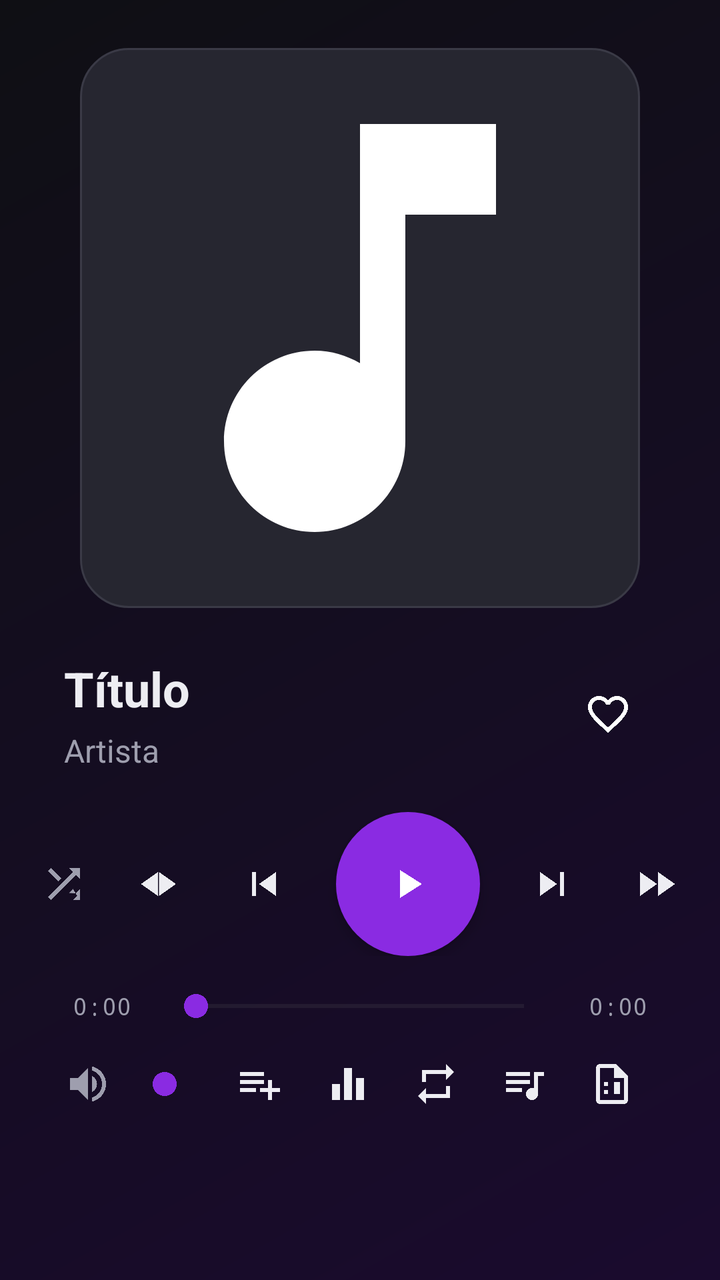
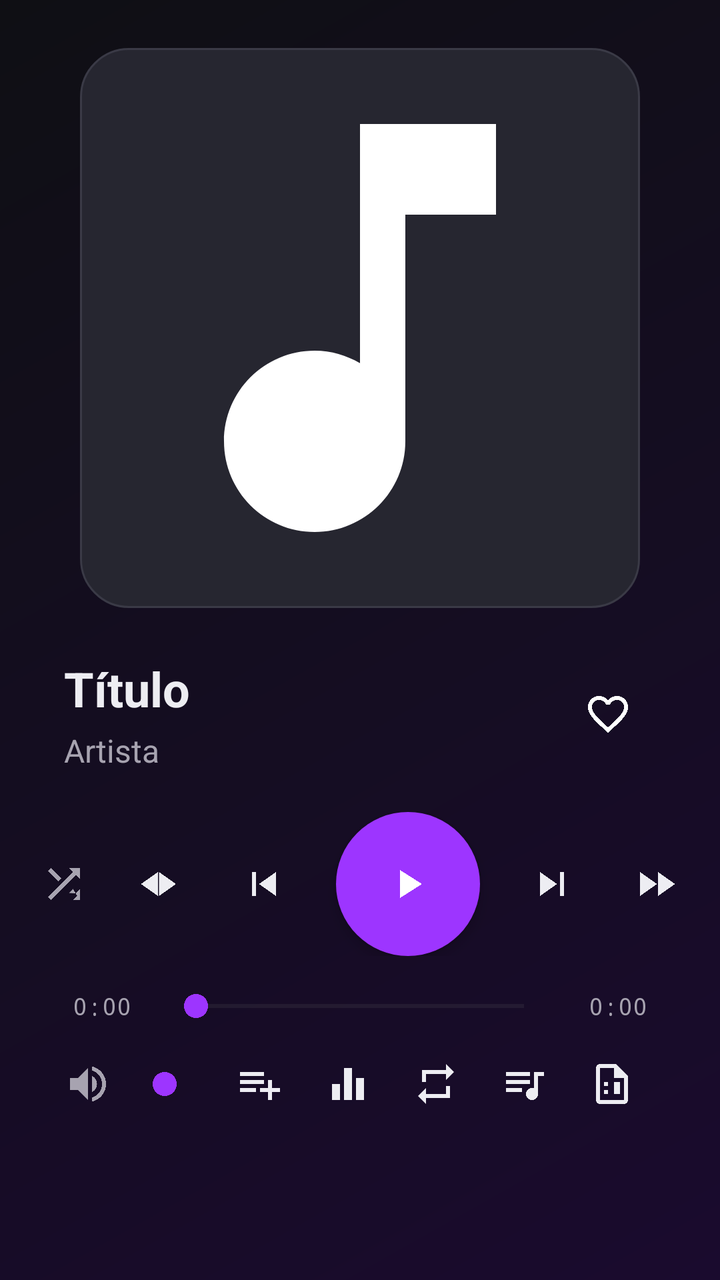

Compare the two renders of this Android layout. The source of the first and the diff that turns it into the second are given below.
<!-- AndroidManifest.xml: application theme Theme.MusicDownloader -->
<!-- res/layout/fragment_player.xml -->
<?xml version="1.0" encoding="utf-8"?>
<androidx.constraintlayout.widget.ConstraintLayout xmlns:android="http://schemas.android.com/apk/res/android"
    xmlns:app="http://schemas.android.com/apk/res-auto"
    android:layout_width="match_parent"
    android:layout_height="match_parent"
    android:background="@drawable/bg_gradient_player">

    <FrameLayout
        android:id="@+id/cover_container"
        android:layout_width="280dp"
        android:layout_height="280dp"
        android:layout_marginTop="24dp"
        app:layout_constraintTop_toTopOf="parent"
        app:layout_constraintStart_toStartOf="parent"
        app:layout_constraintEnd_toEndOf="parent">

        <ImageView
            android:id="@+id/iv_cover"
            android:layout_width="match_parent"
            android:layout_height="match_parent"
            android:background="@drawable/bg_cover_rounded"
            android:contentDescription="@string/app_name"
            android:padding="4dp"
            android:scaleType="centerCrop"
            android:src="@drawable/ic_music_note" />

        <ScrollView
            android:id="@+id/sv_lyrics"
            android:layout_width="match_parent"
            android:layout_height="match_parent"
            android:background="@drawable/bg_cover_rounded"
            android:padding="16dp"
            android:scrollbarStyle="insideInset"
            android:fadeScrollbars="true"
            android:visibility="gone">

            <TextView
                android:id="@+id/tv_lyrics"
                android:layout_width="match_parent"
                android:layout_height="wrap_content"
                android:fontFamily="sans-serif-light"
                android:lineSpacingExtra="4dp"
                android:textColor="@color/on_surface"
                android:textSize="14sp" />
        </ScrollView>
    </FrameLayout>

    <LinearLayout
        android:id="@+id/title_container"
        android:layout_width="0dp"
        android:layout_height="wrap_content"
        android:layout_marginTop="24dp"
        android:layout_marginStart="32dp"
        android:layout_marginEnd="32dp"
        android:orientation="horizontal"
        android:gravity="center_vertical"
        app:layout_constraintTop_toBottomOf="@id/cover_container"
        app:layout_constraintStart_toStartOf="parent"
        app:layout_constraintEnd_toEndOf="parent">

        <LinearLayout
            android:layout_width="0dp"
            android:layout_height="wrap_content"
            android:layout_weight="1"
            android:orientation="vertical">

            <TextView
                android:id="@+id/tv_title"
                android:layout_width="match_parent"
                android:layout_height="wrap_content"
                android:ellipsize="end"
                android:maxLines="1"
                android:text="Título"
                android:textColor="@color/on_surface"
                android:textSize="24sp"
                android:textStyle="bold" />

            <TextView
                android:id="@+id/tv_artist"
                android:layout_width="match_parent"
                android:layout_height="wrap_content"
                android:layout_marginTop="4dp"
                android:ellipsize="end"
                android:maxLines="1"
                android:text="Artista"
                android:textColor="@color/text_secondary"
                android:textSize="16sp" />

        </LinearLayout>

        <ImageButton
            android:id="@+id/btn_favorite"
            android:layout_width="48dp"
            android:layout_height="48dp"
            android:background="?attr/selectableItemBackgroundBorderless"
            android:contentDescription="@string/favorite"
            android:src="@drawable/ic_favorite_border" />

    </LinearLayout>

    <LinearLayout
        android:id="@+id/controls_container"
        android:layout_width="wrap_content"
        android:layout_height="wrap_content"
        android:layout_marginTop="20dp"
        android:gravity="center"
        android:orientation="horizontal"
        app:layout_constraintTop_toBottomOf="@id/title_container"
        app:layout_constraintStart_toStartOf="parent"
        app:layout_constraintEnd_toEndOf="parent">

        <ImageButton
            android:id="@+id/btn_shuffle"
            android:layout_width="48dp"
            android:layout_height="48dp"
            android:background="?attr/selectableItemBackgroundBorderless"
            android:contentDescription="@string/shuffle"
            android:src="@drawable/ic_shuffle"
            app:tint="@color/text_secondary" />

        <ImageButton
            android:id="@+id/btn_rewind"
            android:layout_width="48dp"
            android:layout_height="48dp"
            android:background="?attr/selectableItemBackgroundBorderless"
            android:contentDescription="@string/rewind"
            android:src="@drawable/ic_rewind"
            app:tint="@color/on_surface" />

        <ImageButton
            android:id="@+id/btn_prev"
            android:layout_width="56dp"
            android:layout_height="56dp"
            android:background="?attr/selectableItemBackgroundBorderless"
            android:contentDescription="@string/previous"
            android:src="@drawable/ic_prev"
            app:tint="@color/on_surface" />

        <ImageButton
            android:id="@+id/btn_play_pause"
            android:layout_width="72dp"
            android:layout_height="72dp"
            android:layout_marginStart="8dp"
            android:layout_marginEnd="8dp"
            android:background="@drawable/bg_circle_primary"
            android:contentDescription="@string/play"
            android:src="@drawable/ic_play"
            android:elevation="4dp" />

        <ImageButton
            android:id="@+id/btn_next"
            android:layout_width="56dp"
            android:layout_height="56dp"
            android:background="?attr/selectableItemBackgroundBorderless"
            android:contentDescription="@string/next"
            android:src="@drawable/ic_next"
            app:tint="@color/on_surface" />

        <ImageButton
            android:id="@+id/btn_forward"
            android:layout_width="48dp"
            android:layout_height="48dp"
            android:background="?attr/selectableItemBackgroundBorderless"
            android:contentDescription="@string/forward"
            android:src="@drawable/ic_forward"
            app:tint="@color/on_surface" />

    </LinearLayout>

    <LinearLayout
        android:id="@+id/seek_container"
        android:layout_width="0dp"
        android:layout_height="wrap_content"
        android:layout_marginTop="16dp"
        android:layout_marginStart="32dp"
        android:layout_marginEnd="32dp"
        android:orientation="horizontal"
        android:gravity="center_vertical"
        app:layout_constraintTop_toBottomOf="@id/controls_container"
        app:layout_constraintStart_toStartOf="parent"
        app:layout_constraintEnd_toEndOf="parent">

        <TextView
            android:id="@+id/tv_current_time"
            android:layout_width="wrap_content"
            android:layout_height="wrap_content"
            android:fontFamily="monospace"
            android:gravity="center"
            android:maxWidth="64dp"
            android:minWidth="38dp"
            android:text="0:00"
            android:textColor="@color/text_secondary"
            android:textSize="12sp" />

        <SeekBar
            android:id="@+id/seek_bar"
            android:layout_width="0dp"
            android:layout_height="wrap_content"
            android:layout_marginStart="12dp"
            android:layout_marginEnd="12dp"
            android:layout_weight="1"
            android:max="100"
            android:progress="0"
            android:progressTint="@color/primary"
            android:thumbTint="@color/primary" />

        <TextView
            android:id="@+id/tv_total_time"
            android:layout_width="wrap_content"
            android:layout_height="wrap_content"
            android:fontFamily="monospace"
            android:gravity="center"
            android:maxWidth="64dp"
            android:minWidth="38dp"
            android:text="0:00"
            android:textColor="@color/text_secondary"
            android:textSize="12sp" />

    </LinearLayout>

    <LinearLayout
        android:id="@+id/bottom_actions"
        android:layout_width="0dp"
        android:layout_height="wrap_content"
        android:layout_marginTop="8dp"
        android:layout_marginStart="32dp"
        android:layout_marginEnd="32dp"
        android:gravity="center_vertical"
        android:orientation="horizontal"
        app:layout_constraintTop_toBottomOf="@id/seek_container"
        app:layout_constraintStart_toStartOf="parent"
        app:layout_constraintEnd_toEndOf="parent">

        <ImageView
            android:layout_width="24dp"
            android:layout_height="24dp"
            android:contentDescription="@string/volume"
            android:src="@drawable/ic_volume"
            app:tint="@color/text_secondary" />

        <SeekBar
            android:id="@+id/volume_seekbar"
            android:layout_width="0dp"
            android:layout_height="wrap_content"
            android:layout_marginStart="12dp"
            android:layout_marginEnd="12dp"
            android:layout_weight="1"
            android:max="100"
            android:progress="50"
            android:progressTint="@color/primary"
            android:thumbTint="@color/primary" />

        <ImageButton
            android:id="@+id/btn_add_playlist"
            android:layout_width="44dp"
            android:layout_height="44dp"
            android:background="?attr/selectableItemBackgroundBorderless"
            android:contentDescription="@string/add_playlist"
            android:src="@drawable/ic_playlist_add"
            app:tint="@color/on_surface" />

        <ImageButton
            android:id="@+id/btn_equalizer"
            android:layout_width="44dp"
            android:layout_height="44dp"
            android:background="?attr/selectableItemBackgroundBorderless"
            android:contentDescription="@string/equalizer"
            android:src="@drawable/ic_equalizer"
            app:tint="@color/on_surface" />

        <ImageButton
            android:id="@+id/btn_repeat"
            android:layout_width="44dp"
            android:layout_height="44dp"
            android:background="?attr/selectableItemBackgroundBorderless"
            android:contentDescription="@string/repeat"
            android:src="@drawable/ic_repeat"
            app:tint="@color/on_surface" />

        <ImageButton
            android:id="@+id/btn_queue"
            android:layout_width="44dp"
            android:layout_height="44dp"
            android:background="?attr/selectableItemBackgroundBorderless"
            android:contentDescription="@string/queue"
            android:src="@drawable/ic_queue_music"
            app:tint="@color/on_surface" />

        <ImageButton
            android:id="@+id/btn_lyrics"
            android:layout_width="44dp"
            android:layout_height="44dp"
            android:background="?attr/selectableItemBackgroundBorderless"
            android:contentDescription="@string/lyrics"
            android:src="@drawable/ic_lyrics"
            app:tint="@color/on_surface" />

    </LinearLayout>

    <TextView
        android:id="@+id/tv_no_song"
        android:layout_width="wrap_content"
        android:layout_height="wrap_content"
        android:text="No hay canción reproduciendo"
        android:textColor="@color/on_surface"
        android:textSize="16sp"
        android:visibility="gone"
        app:layout_constraintTop_toTopOf="parent"
        app:layout_constraintStart_toStartOf="parent"
        app:layout_constraintEnd_toEndOf="parent"
        app:layout_constraintBottom_toBottomOf="parent" />

</androidx.constraintlayout.widget.ConstraintLayout>
<!-- resources referenced by this layout -->
<resources>
  <color name="on_surface">#EDEDF2</color>
  <color name="primary">#8A2BE2</color>
  <color name="text_secondary">#9E9EAE</color>
  <!-- drawable bg_circle_primary (drawable) -->
  <?xml version="1.0" encoding="utf-8"?>
  <shape xmlns:android="http://schemas.android.com/apk/res/android"
      android:shape="oval">
      <solid android:color="@color/primary" />
  </shape>
  <!-- drawable bg_cover_rounded (drawable) -->
  <?xml version="1.0" encoding="utf-8"?>
  <shape xmlns:android="http://schemas.android.com/apk/res/android">
      <solid android:color="@color/surface_high" />
      <corners android:radius="24dp" />
      <stroke
          android:width="1dp"
          android:color="@color/outline" />
  </shape>
  <!-- drawable bg_gradient_player (drawable) -->
  <?xml version="1.0" encoding="utf-8"?>
  <shape xmlns:android="http://schemas.android.com/apk/res/android">
      <gradient
          android:angle="135"
          android:startColor="#1A0B2E"
          android:endColor="#0F0F14"
          android:type="linear" />
  </shape>
  <!-- drawable ic_forward (drawable) -->
  <vector xmlns:android="http://schemas.android.com/apk/res/android"
      android:width="24dp"
      android:height="24dp"
      android:viewportWidth="24"
      android:viewportHeight="24">
      <path
          android:fillColor="#FFFFFF"
          android:pathData="M4,18l8.5,-6L4,6v12zM13,6v12l8.5,-6L13,6z" />
  </vector>
  <!-- drawable ic_next (drawable) -->
  <vector xmlns:android="http://schemas.android.com/apk/res/android"
      android:width="24dp"
      android:height="24dp"
      android:viewportWidth="24"
      android:viewportHeight="24">
      <path
          android:fillColor="#FFFFFF"
          android:pathData="M6,18l8.5,-6L6,6v12zM16,6v12h2V6h-2z" />
  </vector>
  <!-- drawable ic_play (drawable) -->
  <vector xmlns:android="http://schemas.android.com/apk/res/android"
      android:width="24dp"
      android:height="24dp"
      android:viewportWidth="24"
      android:viewportHeight="24">
      <path
          android:fillColor="#FFFFFF"
          android:pathData="M8,5v14l11,-7z" />
  </vector>
  <!-- drawable ic_prev (drawable) -->
  <vector xmlns:android="http://schemas.android.com/apk/res/android"
      android:width="24dp"
      android:height="24dp"
      android:viewportWidth="24"
      android:viewportHeight="24">
      <path
          android:fillColor="#FFFFFF"
          android:pathData="M6,6h2v12H6zM9.5,12l8.5,6V6z" />
  </vector>
  <string name="add_playlist">Agregar a playlist</string>
  <string name="app_name">Music Downloader</string>
  <string name="equalizer">Equalizer</string>
  <string name="favorite">Favorito</string>
  <string name="forward">Adelantar 10s</string>
  <string name="lyrics">Letras</string>
  <string name="next">Siguiente</string>
  <string name="play">Reproducir</string>
  <string name="previous">Anterior</string>
  <string name="queue">Cola de reproducción</string>
  <string name="repeat">Repetir</string>
  <string name="rewind">Retroceder 10s</string>
  <string name="shuffle">Modo aleatorio</string>
  <string name="volume">Volumen</string>
  <color name="surface_high">#262630</color>
  <color name="outline">#3A3A46</color>
  <color name="on_primary">#FFFFFF</color>
  <color name="primary_container">#4B1D8F</color>
  <color name="on_primary_container">#F3E8FF</color>
  <color name="secondary">#FF6B6B</color>
  <color name="on_secondary">#FFFFFF</color>
  <color name="secondary_container">#5C1E1E</color>
  <color name="on_secondary_container">#FFDADA</color>
  <color name="surface">#16161C</color>
  <color name="surface_variant">#2A2A34</color>
  <color name="on_surface_variant">#A0A0B0</color>
  <color name="surface_low">#1E1E26</color>
  <color name="background">#0F0F14</color>
  <!-- unchanged entries left out for length: 11 -->
</resources>

<!-- the commit's change to res/layout/fragment_player.xml (unified diff, before → after) -->
@@ -24,25 +24,13 @@
             android:scaleType="centerCrop"
             android:src="@drawable/ic_music_note" />
 
-        <ScrollView
-            android:id="@+id/sv_lyrics"
+        <com.musicdownloader.ui.SyncedLyricsView
+            android:id="@+id/synced_lyrics_view"
             android:layout_width="match_parent"
             android:layout_height="match_parent"
             android:background="@drawable/bg_cover_rounded"
             android:padding="16dp"
-            android:scrollbarStyle="insideInset"
-            android:fadeScrollbars="true"
-            android:visibility="gone">
-
-            <TextView
-                android:id="@+id/tv_lyrics"
-                android:layout_width="match_parent"
-                android:layout_height="wrap_content"
-                android:fontFamily="sans-serif-light"
-                android:lineSpacingExtra="4dp"
-                android:textColor="@color/on_surface"
-                android:textSize="14sp" />
-        </ScrollView>
+            android:visibility="gone" />
     </FrameLayout>
 
     <LinearLayout
<!-- resource entries referenced after the edit -->
@@ -1,8 +1,8 @@
 <!-- resources referenced by this layout -->
 <resources>
   <color name="on_surface">#EDEDF2</color>
-  <color name="primary">#8A2BE2</color>
-  <color name="text_secondary">#9E9EAE</color>
+  <color name="primary">#9D35FF</color>
+  <color name="text_secondary">#A7A3B0</color>
   <!-- drawable bg_circle_primary (drawable) -->
   <?xml version="1.0" encoding="utf-8"?>
   <shape xmlns:android="http://schemas.android.com/apk/res/android"
@@ -84,17 +84,17 @@
   <color name="surface_high">#262630</color>
   <color name="outline">#3A3A46</color>
   <color name="on_primary">#FFFFFF</color>
-  <color name="primary_container">#4B1D8F</color>
+  <color name="primary_container">#6D22C9</color>
   <color name="on_primary_container">#F3E8FF</color>
-  <color name="secondary">#FF6B6B</color>
+  <color name="secondary">#FF304F</color>
   <color name="on_secondary">#FFFFFF</color>
   <color name="secondary_container">#5C1E1E</color>
   <color name="on_secondary_container">#FFDADA</color>
-  <color name="surface">#16161C</color>
+  <color name="surface">#12101A</color>
   <color name="surface_variant">#2A2A34</color>
   <color name="on_surface_variant">#A0A0B0</color>
   <color name="surface_low">#1E1E26</color>
-  <color name="background">#0F0F14</color>
+  <color name="background">#0B0910</color>
   <!-- unchanged entries left out for length: 11 -->
 </resources>
 
